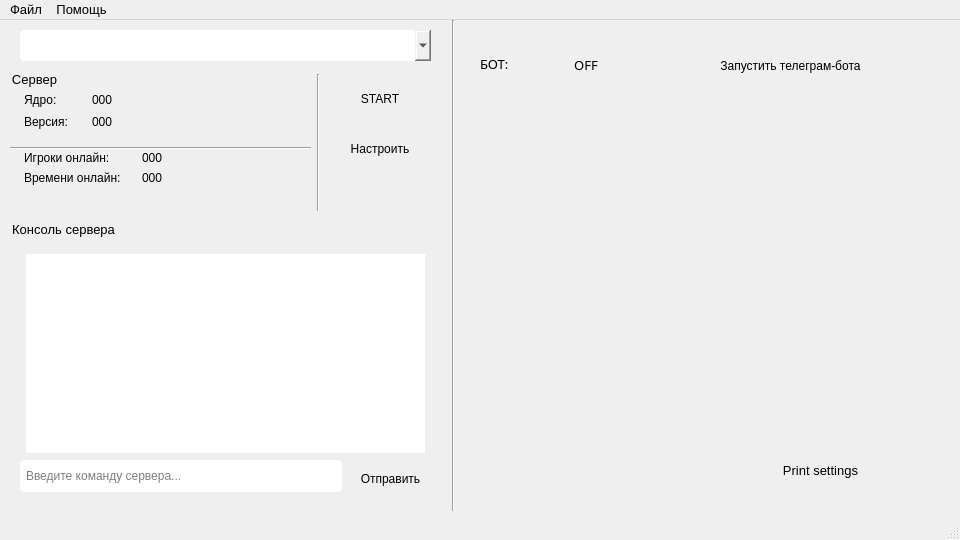
Above: resources/ui/main_ui.ui from Vanillllla/tg_mine_server_bot before the change. Below: the same form after it.
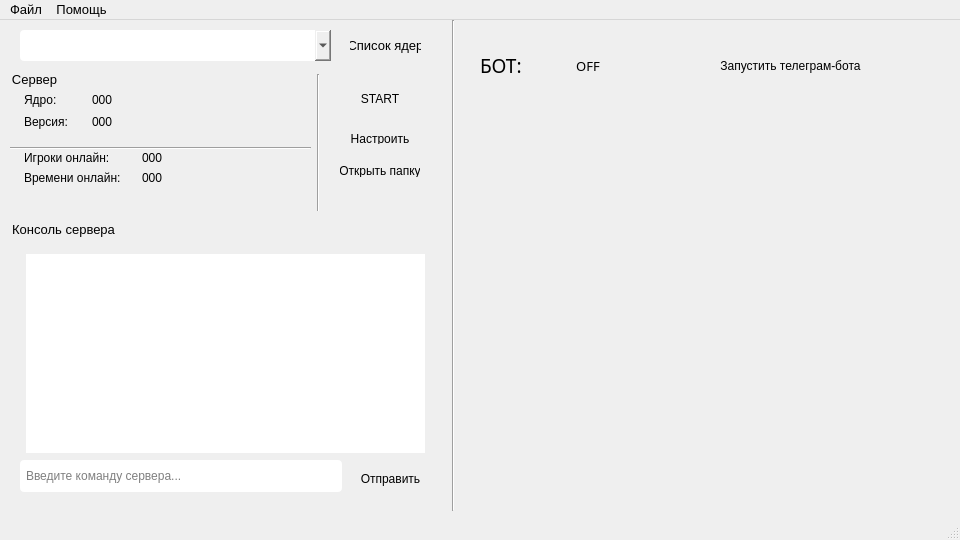
That is the form after the change.

Commit message: 0.2.28 GUI update, bot update, server status auto update

Patch:
```diff
--- a/resources/ui/main_ui.ui
+++ b/resources/ui/main_ui.ui
@@ -34,54 +34,39 @@
   <widget class="QWidget" name="centralwidget">
    <property name="styleSheet">
     <string notr="true">QGroupBox {
-    border-radius: 4px;
-    margin-top: 6px;
-    padding-top: 6px;
-}
-QPushButton {
-    min-height: 30px;
-    border-radius: 4px;
-    padding: 4px 10px;
-}
-QLineEdit, QPlainTextEdit, QComboBox {
-    border-radius: 4px;
-    padding: 4px;
-}
-QFrame#frame_2 {
-    border-radius: 4px;
-}
-QPlainTextEdit#console_output {
-    padding: 6px;
-    font-family: Consolas;
-    font-size: 9pt;
-}
-QLabel#botStatusLabel_ind {
-    border-radius: 4px;
-    padding: 0 10px;
-}</string>
-   </property>
-   <widget class="QPushButton" name="printsettingsbutton">
-    <property name="geometry">
-     <rect>
-      <x>760</x>
-      <y>420</y>
-      <width>121</width>
-      <height>61</height>
-     </rect>
-    </property>
-    <property name="visible">
-     <bool>false</bool>
-    </property>
-    <property name="text">
-     <string>Print settings</string>
-    </property>
-   </widget>
+                    border-radius: 4px;
+                    margin-top: 6px;
+                    padding-top: 6px;
+                    }
+                    QPushButton {
+                    min-height: 10px;
+                    border-radius: 4px;
+                    padding: 4px 10px;
+                    }
+                    QLineEdit, QPlainTextEdit, QComboBox {
+                    border-radius: 4px;
+                    padding: 4px;
+                    }
+                    QFrame#frame_2 {
+                    border-radius: 4px;
+                    }
+                    QPlainTextEdit#console_output {
+                    padding: 6px;
+                    font-family: Consolas;
+                    font-size: 9pt;
+                    }
+                    QLabel#botStatusLabel_ind {
+                    border-radius: 4px;
+                    padding: 0 10px;
+                    }
+                </string>
+            </property>
    <widget class="QComboBox" name="coreSelectBox">
     <property name="geometry">
      <rect>
       <x>20</x>
       <y>10</y>
-      <width>411</width>
+                        <width>311</width>
       <height>31</height>
      </rect>
     </property>
@@ -182,9 +167,15 @@
        <x>320</x>
        <y>60</y>
        <width>100</width>
-       <height>38</height>
-      </rect>
-     </property>
+                            <height>18</height>
+                        </rect>
+                    </property>
+                    <property name="minimumSize">
+                        <size>
+                            <width>0</width>
+                            <height>18</height>
+                        </size>
+                    </property>
      <property name="text">
       <string>Настроить</string>
      </property>
@@ -267,6 +258,25 @@
       <enum>Qt::Vertical</enum>
      </property>
     </widget>
+                <widget class="QPushButton" name="openfolderButton">
+                    <property name="geometry">
+                        <rect>
+                            <x>320</x>
+                            <y>91</y>
+                            <width>100</width>
+                            <height>20</height>
+                        </rect>
+                    </property>
+                    <property name="minimumSize">
+                        <size>
+                            <width>0</width>
+                            <height>18</height>
+                        </size>
+                    </property>
+                    <property name="text">
+                        <string>Открыть папку</string>
+                    </property>
+                </widget>
    </widget>
    <widget class="QGroupBox" name="consoleGroupBox">
     <property name="geometry">
@@ -339,15 +349,15 @@
      <property name="geometry">
       <rect>
        <x>20</x>
-       <y>22</y>
+                            <y>20</y>
        <width>52</width>
-       <height>24</height>
+                            <height>31</height>
       </rect>
      </property>
      <property name="font">
       <font>
        <family>Segoe UI Semibold</family>
-       <pointsize>10</pointsize>
+                            <pointsize>14</pointsize>
        <weight>50</weight>
        <bold>false</bold>
       </font>
@@ -359,10 +369,10 @@
     <widget class="QLabel" name="botStatusLabel_ind">
      <property name="geometry">
       <rect>
-       <x>78</x>
-       <y>18</y>
+                            <x>80</x>
+                            <y>20</y>
        <width>96</width>
-       <height>34</height>
+                            <height>31</height>
       </rect>
      </property>
      <property name="font">
@@ -382,9 +392,9 @@
      <property name="geometry">
       <rect>
        <x>190</x>
-       <y>16</y>
+                            <y>20</y>
        <width>281</width>
-       <height>40</height>
+                            <height>31</height>
       </rect>
      </property>
      <property name="text">
@@ -392,6 +402,25 @@
      </property>
     </widget>
    </widget>
+            <widget class="QPushButton" name="corelistButton">
+                <property name="geometry">
+                    <rect>
+                        <x>340</x>
+                        <y>10</y>
+                        <width>91</width>
+                        <height>31</height>
+                    </rect>
+                </property>
+                <property name="minimumSize">
+                    <size>
+                        <width>0</width>
+                        <height>18</height>
+                    </size>
+                </property>
+                <property name="text">
+                    <string>Список ядер</string>
+                </property>
+            </widget>
   </widget>
   <widget class="QStatusBar" name="statusbar"/>
   <widget class="QMenuBar" name="menuBar">
```
Left out of the diff: 8 changed lines with no effect on the pictures. Lines whose indentation alone changed are shown as unchanged. The commit also changes 5 other files.
